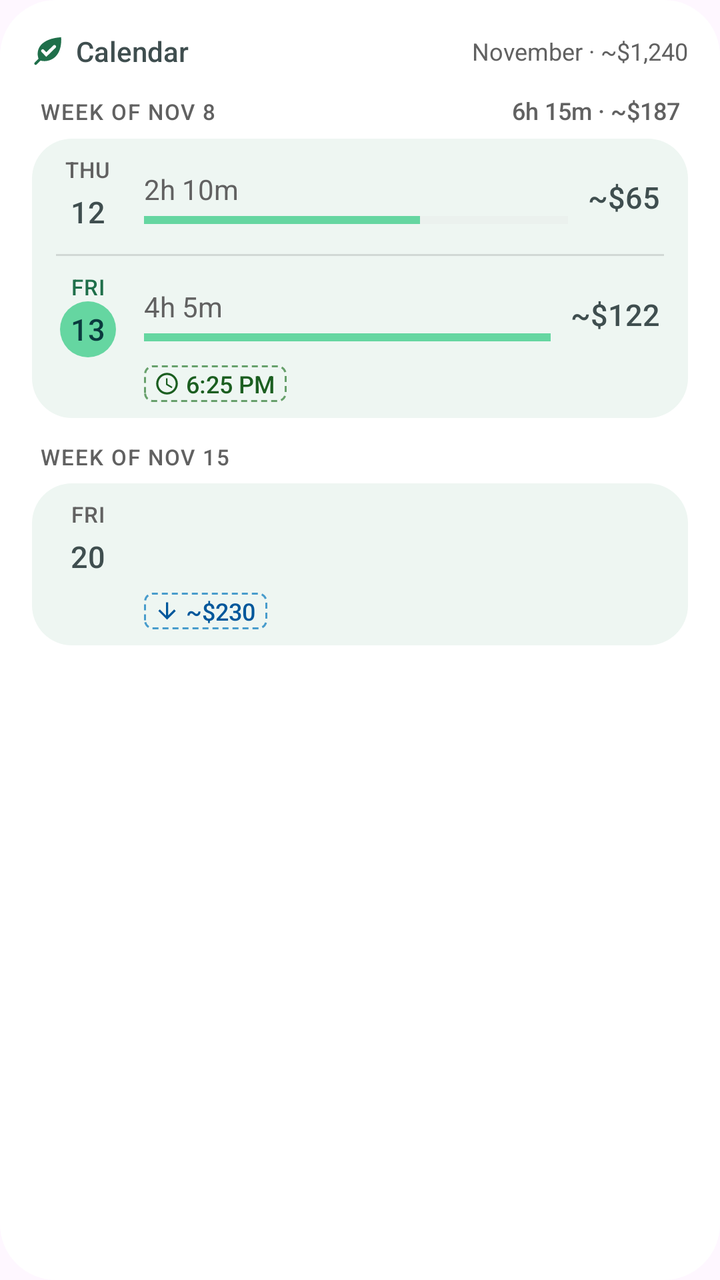
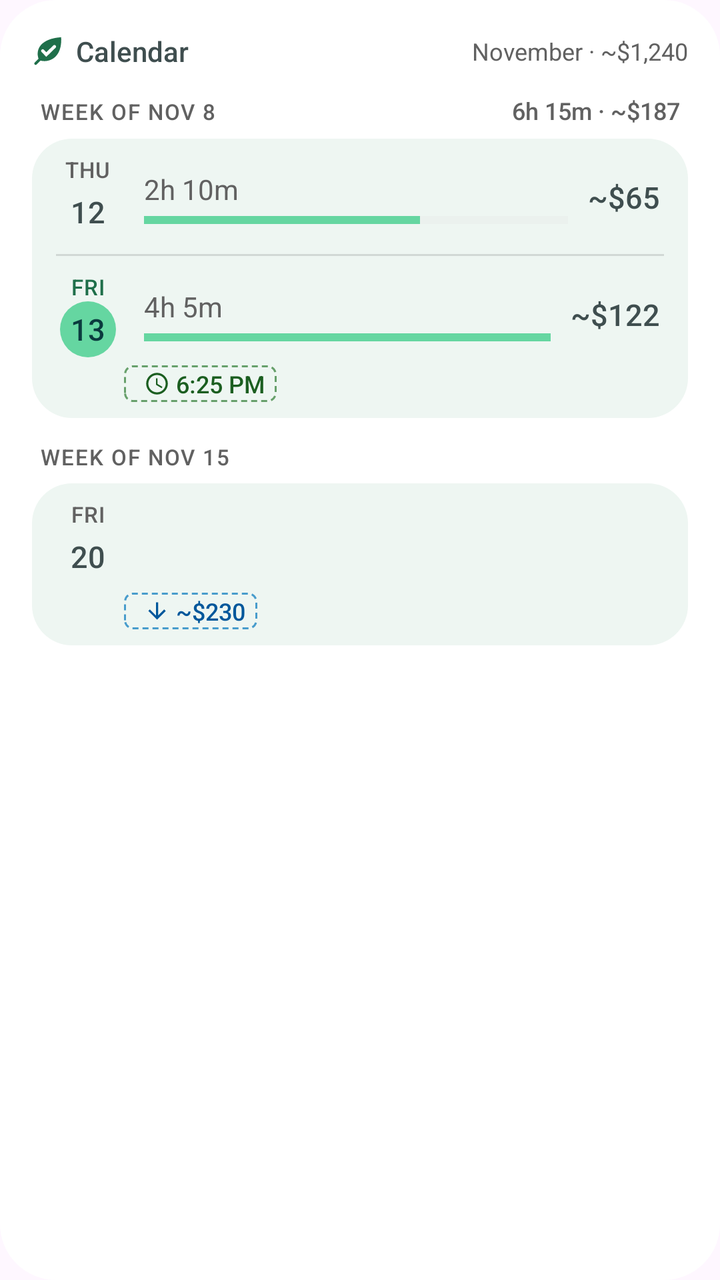

Before-and-after screenshots of an Android layout around one commit, followed by the original layout XML and the change that was made.
<!-- AndroidManifest.xml: application theme Theme.taskmint -->
<!-- res/layout/widget_calendar_preview.xml -->
<?xml version="1.0" encoding="utf-8"?>
<LinearLayout xmlns:android="http://schemas.android.com/apk/res/android"
    android:layout_width="match_parent"
    android:layout_height="match_parent"
    android:background="@drawable/widget_background"
    android:orientation="vertical"
    android:padding="@dimen/widget_padding">

    <LinearLayout
        android:layout_width="match_parent"
        android:layout_height="wrap_content"
        android:gravity="center_vertical"
        android:orientation="horizontal">

        <ImageView
            android:layout_width="16dp"
            android:layout_height="16dp"
            android:src="@drawable/ic_stat_taskmint"
            android:tint="@color/widget_accent" />

        <TextView
            style="@style/TaskMintWidget.Title"
            android:layout_width="0dp"
            android:layout_height="wrap_content"
            android:layout_marginStart="6dp"
            android:layout_weight="1"
            android:text="Calendar" />
        <TextView
            style="@style/TaskMintWidget.Caption"
            android:layout_width="wrap_content"
            android:layout_height="wrap_content"
            android:text="November · ~$1,240" />
    </LinearLayout>

    <LinearLayout
        android:layout_width="match_parent"
        android:layout_height="wrap_content"
        android:orientation="horizontal"
        android:paddingStart="4dp"
        android:paddingTop="12dp"
        android:paddingEnd="4dp"
        android:paddingBottom="6dp">

        <TextView
            style="@style/TaskMintWidget.Overline"
            android:layout_width="0dp"
            android:layout_height="wrap_content"
            android:layout_weight="1"
            android:text="Week of Nov 8" />
        <TextView
            style="@style/TaskMintWidget.Caption"
            android:layout_width="wrap_content"
            android:layout_height="wrap_content"
            android:fontFamily="sans-serif-medium"
            android:text="6h 15m · ~$187" />
    </LinearLayout>
    <LinearLayout
        android:layout_width="match_parent"
        android:layout_height="wrap_content"
        android:background="@drawable/widget_day_top"
        android:orientation="vertical"
        android:paddingStart="10dp"
        android:paddingTop="8dp"
        android:paddingEnd="14dp"
        android:paddingBottom="8dp">
    
        <LinearLayout
            android:layout_width="match_parent"
            android:layout_height="wrap_content"
            android:gravity="center_vertical"
            android:orientation="horizontal">
    
            <LinearLayout
                android:layout_width="36dp"
                android:layout_height="wrap_content"
                android:gravity="center_horizontal"
                android:orientation="vertical">
    
                <TextView
                    style="@style/TaskMintWidget.Overline"
                    android:layout_width="wrap_content"
                    android:layout_height="wrap_content"
                    android:letterSpacing="0.04"
                    android:text="Thu" />
    
                <TextView
                    android:layout_width="28dp"
                    android:layout_height="28dp"
                    android:fontFamily="sans-serif-medium"
                    android:gravity="center"
                    android:textColor="@color/widget_text"
                    android:text="12"
                    android:textSize="15sp" />
            </LinearLayout>
    
            <LinearLayout
                android:layout_width="0dp"
                android:layout_height="wrap_content"
                android:layout_marginStart="10dp"
                android:layout_weight="1"
                android:orientation="vertical">
    
                <TextView
                    style="@style/TaskMintWidget.Secondary"
                    android:layout_width="wrap_content"
                    android:layout_height="wrap_content"
                    android:text="2h 10m" />
    
                <ProgressBar
                    style="@style/TaskMintWidget.Goal"
                    android:layout_width="match_parent"
                    android:layout_height="4dp"
                    android:layout_marginTop="4dp"
                    android:progress="65" />
            </LinearLayout>
    
            <TextView
                style="@style/TaskMintWidget.Figure"
                android:layout_width="wrap_content"
                android:layout_height="wrap_content"
                android:layout_marginStart="10dp"
                android:text="~$65"
                android:textColor="@color/widget_text"
                android:textSize="15sp" />
        </LinearLayout>
    
    </LinearLayout>
    <LinearLayout
        android:layout_width="match_parent"
        android:layout_height="wrap_content"
        android:background="@drawable/widget_day_bottom"
        android:orientation="vertical"
        android:paddingStart="10dp"
        android:paddingTop="8dp"
        android:paddingEnd="14dp"
        android:paddingBottom="8dp">
    
        <LinearLayout
            android:layout_width="match_parent"
            android:layout_height="wrap_content"
            android:gravity="center_vertical"
            android:orientation="horizontal">
    
            <LinearLayout
                android:layout_width="36dp"
                android:layout_height="wrap_content"
                android:gravity="center_horizontal"
                android:orientation="vertical">
    
                <TextView
                    style="@style/TaskMintWidget.Overline"
                    android:layout_width="wrap_content"
                    android:layout_height="wrap_content"
                    android:letterSpacing="0.04"
                    android:textColor="@color/widget_accent"
                    android:text="Fri" />
    
                <TextView
                    android:layout_width="28dp"
                    android:layout_height="28dp"
                    android:fontFamily="sans-serif-medium"
                    android:gravity="center"
                    android:background="@drawable/widget_today_circle"
                    android:textColor="@color/widget_button_text"
                    android:text="13"
                    android:textSize="15sp" />
            </LinearLayout>
    
            <LinearLayout
                android:layout_width="0dp"
                android:layout_height="wrap_content"
                android:layout_marginStart="10dp"
                android:layout_weight="1"
                android:orientation="vertical">
    
                <TextView
                    style="@style/TaskMintWidget.Secondary"
                    android:layout_width="wrap_content"
                    android:layout_height="wrap_content"
                    android:text="4h 5m" />
    
                <ProgressBar
                    style="@style/TaskMintWidget.Goal"
                    android:layout_width="match_parent"
                    android:layout_height="4dp"
                    android:layout_marginTop="4dp"
                    android:progress="100" />
            </LinearLayout>
    
            <TextView
                style="@style/TaskMintWidget.Figure"
                android:layout_width="wrap_content"
                android:layout_height="wrap_content"
                android:layout_marginStart="10dp"
                android:text="~$122"
                android:textColor="@color/widget_text"
                android:textSize="15sp" />
        </LinearLayout>
    
        <TextView
            style="@style/TaskMintWidget.Badge.Success"
            android:layout_marginStart="46dp"
            android:layout_marginTop="4dp"
            android:background="@drawable/widget_badge_success_ahead"
            android:drawableStart="@drawable/ic_widget_schedule"
            android:text="6:25 PM"
            android:visibility="visible" />
    </LinearLayout>
    <LinearLayout
        android:layout_width="match_parent"
        android:layout_height="wrap_content"
        android:orientation="horizontal"
        android:paddingStart="4dp"
        android:paddingTop="12dp"
        android:paddingEnd="4dp"
        android:paddingBottom="6dp">

        <TextView
            style="@style/TaskMintWidget.Overline"
            android:layout_width="0dp"
            android:layout_height="wrap_content"
            android:layout_weight="1"
            android:text="Week of Nov 15" />
    </LinearLayout>
    <LinearLayout
        android:layout_width="match_parent"
        android:layout_height="wrap_content"
        android:background="@drawable/widget_day_single"
        android:orientation="vertical"
        android:paddingStart="10dp"
        android:paddingTop="8dp"
        android:paddingEnd="14dp"
        android:paddingBottom="8dp">
    
        <LinearLayout
            android:layout_width="match_parent"
            android:layout_height="wrap_content"
            android:gravity="center_vertical"
            android:orientation="horizontal">
    
            <LinearLayout
                android:layout_width="36dp"
                android:layout_height="wrap_content"
                android:gravity="center_horizontal"
                android:orientation="vertical">
    
                <TextView
                    style="@style/TaskMintWidget.Overline"
                    android:layout_width="wrap_content"
                    android:layout_height="wrap_content"
                    android:letterSpacing="0.04"
                    android:text="Fri" />
    
                <TextView
                    android:layout_width="28dp"
                    android:layout_height="28dp"
                    android:fontFamily="sans-serif-medium"
                    android:gravity="center"
                    android:textColor="@color/widget_text"
                    android:text="20"
                    android:textSize="15sp" />
            </LinearLayout>
    
            <FrameLayout
                android:layout_width="0dp"
                android:layout_height="0dp"
                android:layout_weight="1" />
        </LinearLayout>
    
        <TextView
            style="@style/TaskMintWidget.Badge.Info"
            android:layout_marginStart="46dp"
            android:layout_marginTop="4dp"
            android:background="@drawable/widget_badge_info_ahead"
            android:drawableStart="@drawable/ic_widget_release"
            android:text="~$230"
            android:visibility="visible" />
    </LinearLayout>
</LinearLayout>
<!-- resources referenced by this layout -->
<resources>
  <color name="widget_accent">#FF1F6F4A</color>
  <color name="widget_button_text">#FF0A3A3E</color>
  <color name="widget_text">#FF3F4E4F</color>
  <dimen name="widget_padding">16dp</dimen>
  <!-- drawable widget_background (drawable) -->
  <?xml version="1.0" encoding="utf-8"?>
  <shape xmlns:android="http://schemas.android.com/apk/res/android" android:shape="rectangle">
      <solid android:color="@color/widget_background" />
      <corners android:radius="@dimen/widget_radius" />
  </shape>
  <!-- drawable widget_badge_info_ahead (drawable) -->
  <?xml version="1.0" encoding="utf-8"?>
  <shape xmlns:android="http://schemas.android.com/apk/res/android" android:shape="rectangle">
      <stroke
          android:width="1dp"
          android:color="@color/widget_info_line"
          android:dashWidth="3dp"
          android:dashGap="2dp" />
      <corners android:radius="4dp" />
  </shape>
  <!-- drawable widget_today_circle (drawable) -->
  <?xml version="1.0" encoding="utf-8"?>
  <shape xmlns:android="http://schemas.android.com/apk/res/android" android:shape="oval">
      <solid android:color="@color/widget_button" />
  </shape>
  <style name="TaskMintWidget.Badge.Info">
          <item name="android:textColor">@color/widget_info_text</item>
      </style>
  <style name="TaskMintWidget.Badge.Success">
          <item name="android:textColor">@color/widget_success_text</item>
      </style>
  <style name="TaskMintWidget.Caption">
          <item name="android:textColor">@color/widget_text_secondary</item>
          <item name="android:textSize">12sp</item>
          <item name="android:singleLine">true</item>
          <item name="android:ellipsize">end</item>
          <item name="android:fontFeatureSettings">tnum</item>
      </style>
  <style name="TaskMintWidget.Figure">
          <item name="android:textColor">@color/widget_accent</item>
          <item name="android:textSize">18sp</item>
          <item name="android:fontFamily">sans-serif-medium</item>
          <item name="android:fontFeatureSettings">tnum</item>
          <item name="android:singleLine">true</item>
      </style>
  <style name="TaskMintWidget.Overline" parent="TaskMintWidget.Caption">
          <item name="android:textSize">11sp</item>
          <item name="android:fontFamily">sans-serif-medium</item>
          <item name="android:textAllCaps">true</item>
          <item name="android:letterSpacing">0.06</item>
      </style>
  <style name="TaskMintWidget.Secondary">
          <item name="android:textColor">@color/widget_text_secondary</item>
          <item name="android:textSize">14sp</item>
          <item name="android:singleLine">true</item>
          <item name="android:ellipsize">end</item>
      </style>
  <style name="TaskMintWidget.Title">
          <item name="android:textColor">@color/widget_text</item>
          <item name="android:textSize">14sp</item>
          <item name="android:fontFamily">sans-serif-medium</item>
          <item name="android:singleLine">true</item>
          <item name="android:ellipsize">end</item>
      </style>
  <style name="Theme.taskmint" parent="Theme.Material3.DayNight.NoActionBar">
          
      </style>
  <color name="widget_info_text">#FF01579B</color>
  <color name="widget_success_text">#FF1B5E20</color>
  <color name="widget_background">#FFFFFFFF</color>
  <dimen name="widget_radius">20dp</dimen>
  <color name="widget_info_line">#B30277BD</color>
  <color name="widget_success_line">#B32E7D32</color>
  <color name="widget_ripple">#1F000000</color>
  <color name="widget_surface">#FFEEF6F2</color>
  <dimen name="widget_inner_radius">12dp</dimen>
  <color name="widget_divider">#1F000000</color>
  <color name="widget_button">#FF65D6A1</color>
  <color name="widget_text_secondary">#FF616161</color>
  <color name="widget_track">#FFE0E0E0</color>
  <!-- unchanged entries left out for length: 8 -->
</resources>

<!-- the commit's change to res/layout/widget_calendar_preview.xml (unified diff, before → after) -->
@@ -71,7 +71,7 @@
             android:orientation="horizontal">
     
             <LinearLayout
-                android:layout_width="36dp"
+                android:layout_width="@dimen/widget_day_column"
                 android:layout_height="wrap_content"
                 android:gravity="center_horizontal"
                 android:orientation="vertical">
@@ -84,8 +84,8 @@
                     android:text="Thu" />
     
                 <TextView
-                    android:layout_width="28dp"
-                    android:layout_height="28dp"
+                    android:layout_width="@dimen/widget_day_number"
+                    android:layout_height="@dimen/widget_day_number"
                     android:fontFamily="sans-serif-medium"
                     android:gravity="center"
                     android:textColor="@color/widget_text"
@@ -142,7 +142,7 @@
             android:orientation="horizontal">
     
             <LinearLayout
-                android:layout_width="36dp"
+                android:layout_width="@dimen/widget_day_column"
                 android:layout_height="wrap_content"
                 android:gravity="center_horizontal"
                 android:orientation="vertical">
@@ -156,8 +156,8 @@
                     android:text="Fri" />
     
                 <TextView
-                    android:layout_width="28dp"
-                    android:layout_height="28dp"
+                    android:layout_width="@dimen/widget_day_number"
+                    android:layout_height="@dimen/widget_day_number"
                     android:fontFamily="sans-serif-medium"
                     android:gravity="center"
                     android:background="@drawable/widget_today_circle"
@@ -199,7 +199,8 @@
     
         <TextView
             style="@style/TaskMintWidget.Badge.Success"
-            android:layout_marginStart="46dp"
+            android:layout_marginStart="@dimen/widget_day_column"
+            android:paddingStart="10dp"
             android:layout_marginTop="4dp"
             android:background="@drawable/widget_badge_success_ahead"
             android:drawableStart="@drawable/ic_widget_schedule"
@@ -239,7 +240,7 @@
             android:orientation="horizontal">
     
             <LinearLayout
-                android:layout_width="36dp"
+                android:layout_width="@dimen/widget_day_column"
                 android:layout_height="wrap_content"
                 android:gravity="center_horizontal"
                 android:orientation="vertical">
@@ -252,8 +253,8 @@
                     android:text="Fri" />
     
                 <TextView
-                    android:layout_width="28dp"
-                    android:layout_height="28dp"
+                    android:layout_width="@dimen/widget_day_number"
+                    android:layout_height="@dimen/widget_day_number"
                     android:fontFamily="sans-serif-medium"
                     android:gravity="center"
                     android:textColor="@color/widget_text"
@@ -269,7 +270,8 @@
     
         <TextView
             style="@style/TaskMintWidget.Badge.Info"
-            android:layout_marginStart="46dp"
+            android:layout_marginStart="@dimen/widget_day_column"
+            android:paddingStart="10dp"
             android:layout_marginTop="4dp"
             android:background="@drawable/widget_badge_info_ahead"
             android:drawableStart="@drawable/ic_widget_release"
<!-- resource entries referenced after the edit -->
@@ -3,6 +3,8 @@
   <color name="widget_accent">#FF1F6F4A</color>
   <color name="widget_button_text">#FF0A3A3E</color>
   <color name="widget_text">#FF3F4E4F</color>
+  <dimen name="widget_day_column">36sp</dimen>
+  <dimen name="widget_day_number">28sp</dimen>
   <dimen name="widget_padding">16dp</dimen>
   <!-- drawable widget_background (drawable) -->
   <?xml version="1.0" encoding="utf-8"?>
